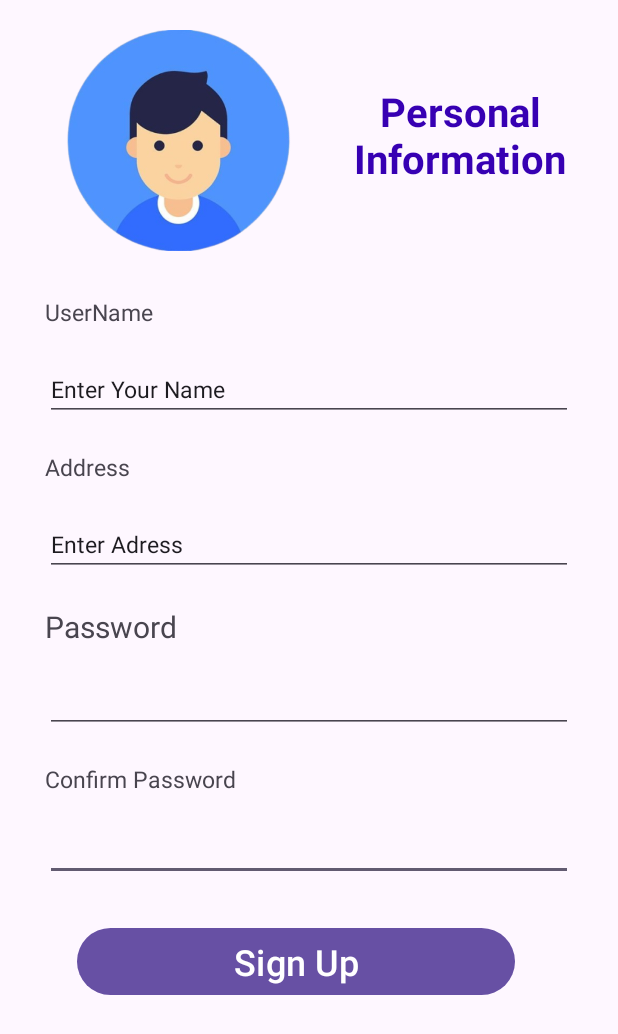
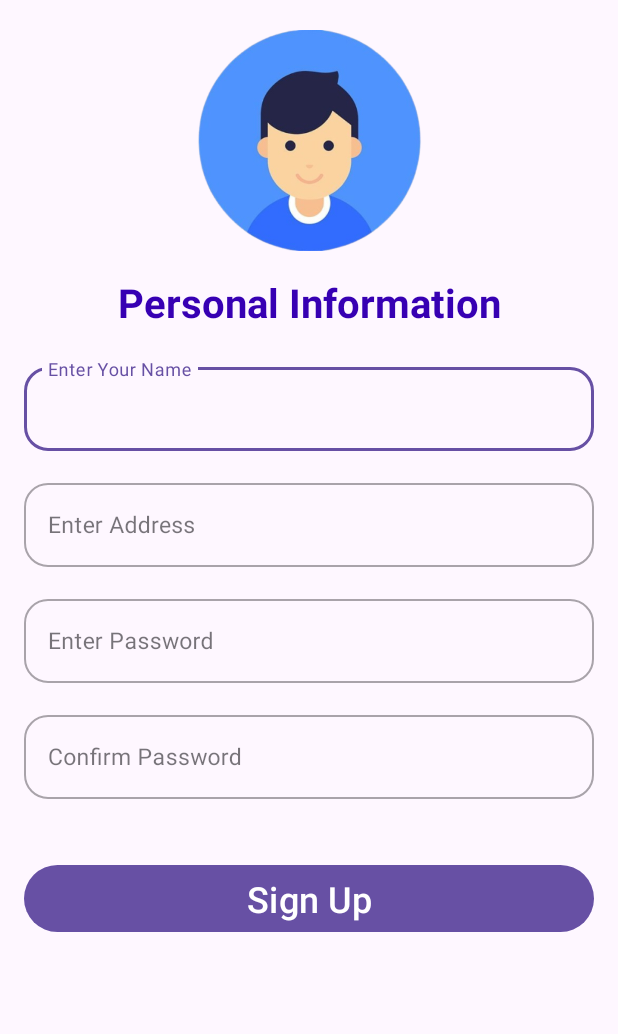
Before and after one commit to KeoYinyong/MobileSurveyproject, an Android app: the SignUp screen opened directly, with no data from a screen before it, on a phone screen of 412 x 824 dp. Shown: the top 1034 px of the screen. Run offline under Robolectric (Android 15) with nearby library versions, the phone set to English and light mode, and no system bars.

Commit message:
Design Login and Sign up

```diff
--- a/app/build.gradle.kts
+++ b/app/build.gradle.kts
@@ -34,7 +34,7 @@ android {
 dependencies {
 
     implementation("androidx.appcompat:appcompat:1.6.1")
-    implementation("com.google.android.material:material:1.11.0")
+    implementation("com.google.android.material:material:1.5.0")
     implementation("androidx.constraintlayout:constraintlayout:2.1.4")
     testImplementation("junit:junit:4.13.2")
     androidTestImplementation("androidx.test.ext:junit:1.1.5")
--- a/app/src/main/res/layout/activity_sign_up.xml
+++ b/app/src/main/res/layout/activity_sign_up.xml
@@ -1,156 +1,144 @@
 <?xml version="1.0" encoding="utf-8"?>
-<androidx.constraintlayout.widget.ConstraintLayout xmlns:android="http://schemas.android.com/apk/res/android"
+<androidx.constraintlayout.widget.ConstraintLayout
+    xmlns:android="http://schemas.android.com/apk/res/android"
     xmlns:app="http://schemas.android.com/apk/res-auto"
     xmlns:tools="http://schemas.android.com/tools"
     android:layout_width="match_parent"
     android:layout_height="match_parent"
+    android:paddingLeft="16dp"
+    android:paddingRight="16dp"
     tools:context=".SignUp">
-
-    <EditText
-        android:id="@+id/txt_password2"
-        android:layout_width="0dp"
-        android:layout_height="wrap_content"
-        android:layout_marginStart="30dp"
-        android:layout_marginTop="15dp"
-        android:layout_marginEnd="30dp"
-        android:ems="10"
-        android:inputType="textPassword"
-        android:textSize="15sp"
-        app:layout_constraintEnd_toEndOf="parent"
-        app:layout_constraintHorizontal_bias="0.0"
-        app:layout_constraintStart_toStartOf="parent"
-        app:layout_constraintTop_toBottomOf="@+id/textView6"
-        tools:ignore="SpeakableTextPresentCheck" />
-
-    <TextView
-        android:id="@+id/textView6"
-        android:layout_width="wrap_content"
-        android:layout_height="wrap_content"
-        android:layout_marginStart="30dp"
-        android:layout_marginTop="20dp"
-        android:text="Confirm Password"
-        android:textSize="15sp"
-        app:layout_constraintStart_toStartOf="parent"
-        app:layout_constraintTop_toBottomOf="@+id/txt_password"
-        tools:ignore="MissingConstraints" />
-
-    <TextView
-        android:id="@+id/textView5"
-        android:layout_width="143dp"
-        android:layout_height="wrap_content"
-        android:layout_marginStart="30dp"
-        android:layout_marginTop="20dp"
-        android:text="Password"
-        android:textSize="20sp"
-        app:layout_constraintStart_toStartOf="parent"
-        app:layout_constraintTop_toBottomOf="@+id/txt_address" />
-
-    <EditText
-        android:id="@+id/txt_address"
-        android:layout_width="0dp"
-        android:layout_height="wrap_content"
-        android:layout_marginStart="30dp"
-        android:layout_marginTop="20dp"
-        android:layout_marginEnd="30dp"
-        android:ems="10"
-        android:inputType="text"
-        android:text="Enter Adress"
-        android:textSize="15sp"
-        app:layout_constraintEnd_toEndOf="parent"
-        app:layout_constraintHorizontal_bias="0.444"
-        app:layout_constraintStart_toStartOf="parent"
-        app:layout_constraintTop_toBottomOf="@+id/textView4" />
-
-    <TextView
-        android:id="@+id/textView4"
-        android:layout_width="143dp"
-        android:layout_height="wrap_content"
-        android:layout_marginStart="30dp"
-        android:layout_marginTop="20dp"
-        android:text="Address"
-        android:textSize="15sp"
-        app:layout_constraintStart_toStartOf="parent"
-        app:layout_constraintTop_toBottomOf="@+id/txt_username" />
 
     <ImageView
         android:id="@+id/imageView4"
         android:layout_width="178dp"
         android:layout_height="147dp"
-        android:layout_marginStart="30dp"
         android:layout_marginTop="20dp"
+        app:layout_constraintTop_toTopOf="parent"
         app:layout_constraintStart_toStartOf="parent"
-        app:layout_constraintTop_toTopOf="parent"
+        app:layout_constraintEnd_toEndOf="parent"
         app:srcCompat="@drawable/img" />
 
     <TextView
         android:id="@+id/textView2"
-        android:layout_width="150dp"
-        android:layout_height="0dp"
-        android:layout_marginTop="56dp"
-        android:layout_marginEnd="30dp"
-        android:shadowColor="#656EBF"
+        android:layout_width="0dp"
+        android:layout_height="wrap_content"
+        android:layout_marginTop="16dp"
         android:text="Personal Information"
         android:textAlignment="center"
         android:textColor="@color/design_default_color_primary_dark"
         android:textSize="12pt"
         android:textStyle="bold"
+        app:layout_constraintStart_toStartOf="parent"
         app:layout_constraintEnd_toEndOf="parent"
-        app:layout_constraintTop_toTopOf="parent" />
-
-    <TextView
-        android:id="@+id/textView3"
-        android:layout_width="143dp"
-        android:layout_height="wrap_content"
-        android:layout_marginStart="30dp"
-        android:layout_marginTop="30dp"
-        android:text="UserName"
-        android:textSize="15sp"
-        app:layout_constraintStart_toStartOf="parent"
         app:layout_constraintTop_toBottomOf="@+id/imageView4" />
 
-    <EditText
-        android:id="@+id/txt_username"
+    <!-- Username -->
+    <com.google.android.material.textfield.TextInputLayout
+        android:id="@+id/usernameTextInputLayout"
+        style="@style/Widget.MaterialComponents.TextInputLayout.OutlinedBox"
         android:layout_width="0dp"
         android:layout_height="wrap_content"
-        android:layout_marginStart="30dp"
         android:layout_marginTop="20dp"
-        android:layout_marginEnd="30dp"
-        android:ems="10"
-        android:inputType="text"
-        android:text="Enter Your Name"
-        android:textSize="15sp"
+        app:boxCornerRadiusTopEnd="16dp"
+        app:boxCornerRadiusTopStart="16dp"
+        app:boxCornerRadiusBottomEnd="16dp"
+        app:boxCornerRadiusBottomStart="16dp"
+        app:layout_constraintStart_toStartOf="parent"
         app:layout_constraintEnd_toEndOf="parent"
-        app:layout_constraintStart_toStartOf="parent"
-        app:layout_constraintTop_toBottomOf="@+id/textView3" />
+        app:layout_constraintTop_toBottomOf="@+id/textView2">
 
-    <EditText
-        android:id="@+id/txt_password"
+        <com.google.android.material.textfield.TextInputEditText
+            android:id="@+id/txt_username"
+            android:layout_width="match_parent"
+            android:layout_height="wrap_content"
+            android:hint="Enter Your Name"
+            android:textSize="15sp"/>
+    </com.google.android.material.textfield.TextInputLayout>
+
+    <!-- Address -->
+    <com.google.android.material.textfield.TextInputLayout
+        android:id="@+id/addressTextInputLayout"
+        style="@style/Widget.MaterialComponents.TextInputLayout.OutlinedBox"
         android:layout_width="0dp"
         android:layout_height="wrap_content"
-        android:layout_marginStart="30dp"
-        android:layout_marginTop="15dp"
-        android:layout_marginEnd="30dp"
-        android:ems="10"
-        android:inputType="textPassword"
-        android:textSize="15sp"
+        android:layout_marginTop="16dp"
+        app:boxCornerRadiusTopEnd="16dp"
+        app:boxCornerRadiusTopStart="16dp"
+        app:boxCornerRadiusBottomEnd="16dp"
+        app:boxCornerRadiusBottomStart="16dp"
+        app:layout_constraintStart_toStartOf="parent"
         app:layout_constraintEnd_toEndOf="parent"
+        app:layout_constraintTop_toBottomOf="@+id/usernameTextInputLayout">
+
+        <com.google.android.material.textfield.TextInputEditText
+            android:id="@+id/txt_address"
+            android:layout_width="match_parent"
+            android:layout_height="wrap_content"
+            android:hint="Enter Address"
+            android:textSize="15sp"/>
+    </com.google.android.material.textfield.TextInputLayout>
+
+    <!-- Password -->
+    <com.google.android.material.textfield.TextInputLayout
+        android:id="@+id/passwordTextInputLayout"
+        style="@style/Widget.MaterialComponents.TextInputLayout.OutlinedBox"
+        android:layout_width="0dp"
+        android:layout_height="wrap_content"
+        android:layout_marginTop="16dp"
+        app:boxCornerRadiusTopEnd="16dp"
+        app:boxCornerRadiusTopStart="16dp"
+        app:boxCornerRadiusBottomEnd="16dp"
+        app:boxCornerRadiusBottomStart="16dp"
         app:layout_constraintStart_toStartOf="parent"
-        app:layout_constraintTop_toBottomOf="@+id/textView5"
-        tools:ignore="SpeakableTextPresentCheck" />
+        app:layout_constraintEnd_toEndOf="parent"
+        app:layout_constraintTop_toBottomOf="@+id/addressTextInputLayout">
 
-    <Button
+        <com.google.android.material.textfield.TextInputEditText
+            android:id="@+id/txt_password"
+            android:layout_width="match_parent"
+            android:layout_height="wrap_content"
+            android:hint="Enter Password"
+            android:inputType="textPassword"
+            android:textSize="15sp"/>
+    </com.google.android.material.textfield.TextInputLayout>
+
+    <!-- Confirm Password -->
+    <com.google.android.material.textfield.TextInputLayout
+        android:id="@+id/confirmPasswordTextInputLayout"
+        style="@style/Widget.MaterialComponents.TextInputLayout.OutlinedBox"
+        android:layout_width="0dp"
+        android:layout_height="wrap_content"
+        android:layout_marginTop="16dp"
+        app:boxCornerRadiusTopEnd="16dp"
+        app:boxCornerRadiusTopStart="16dp"
+        app:boxCornerRadiusBottomEnd="16dp"
+        app:boxCornerRadiusBottomStart="16dp"
+        app:layout_constraintStart_toStartOf="parent"
+        app:layout_constraintEnd_toEndOf="parent"
+        app:layout_constraintTop_toBottomOf="@+id/passwordTextInputLayout">
+
+        <com.google.android.material.textfield.TextInputEditText
+            android:id="@+id/txt_password2"
+            android:layout_width="match_parent"
+            android:layout_height="wrap_content"
+            android:hint="Confirm Password"
+            android:inputType="textPassword"
+            android:textSize="15sp"/>
+    </com.google.android.material.textfield.TextInputLayout>
+
+    <!-- Sign Up Button -->
+
+    <com.google.android.material.button.MaterialButton
         android:id="@+id/btn_signup"
-        android:layout_width="292dp"
+        android:layout_width="0dp"
         android:layout_height="wrap_content"
-        android:layout_marginStart="30dp"
-        android:layout_marginTop="27dp"
-        android:layout_marginEnd="30dp"
+        android:layout_marginTop="40dp"
         android:text="Sign Up"
         android:textSize="24sp"
         app:layout_constraintEnd_toEndOf="parent"
-        app:layout_constraintHorizontal_bias="0.356"
+        app:layout_constraintHorizontal_bias="1.0"
         app:layout_constraintStart_toStartOf="parent"
-        app:layout_constraintTop_toBottomOf="@+id/txt_password2" />
-
+        app:layout_constraintTop_toBottomOf="@+id/confirmPasswordTextInputLayout" />
 
 </androidx.constraintlayout.widget.ConstraintLayout>
```
Also changed, not shown: app/src/main/res/layout/activity_main.xml (+50 -58 lines).
